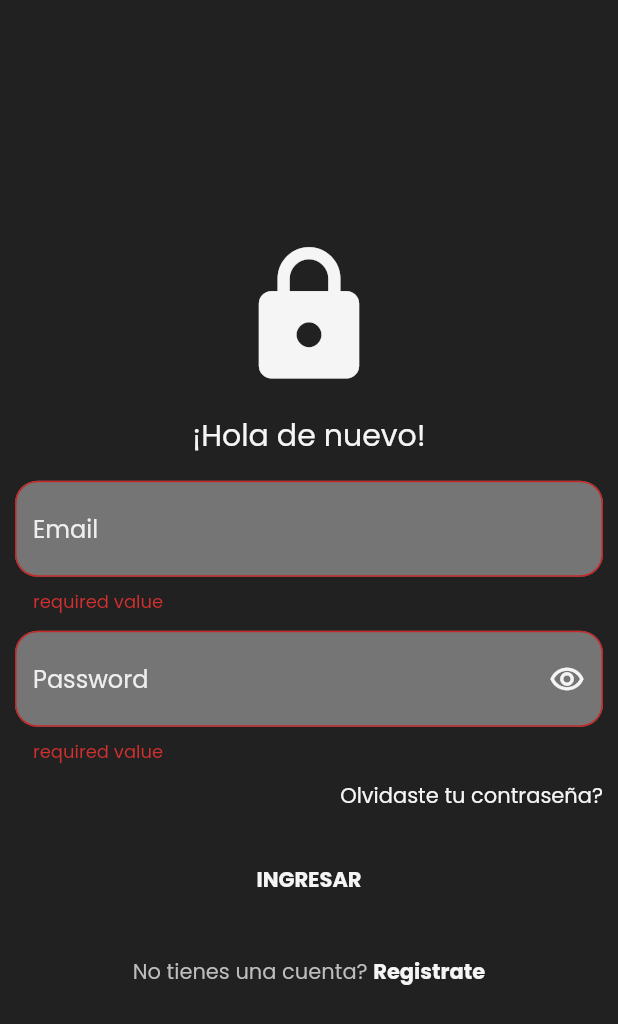
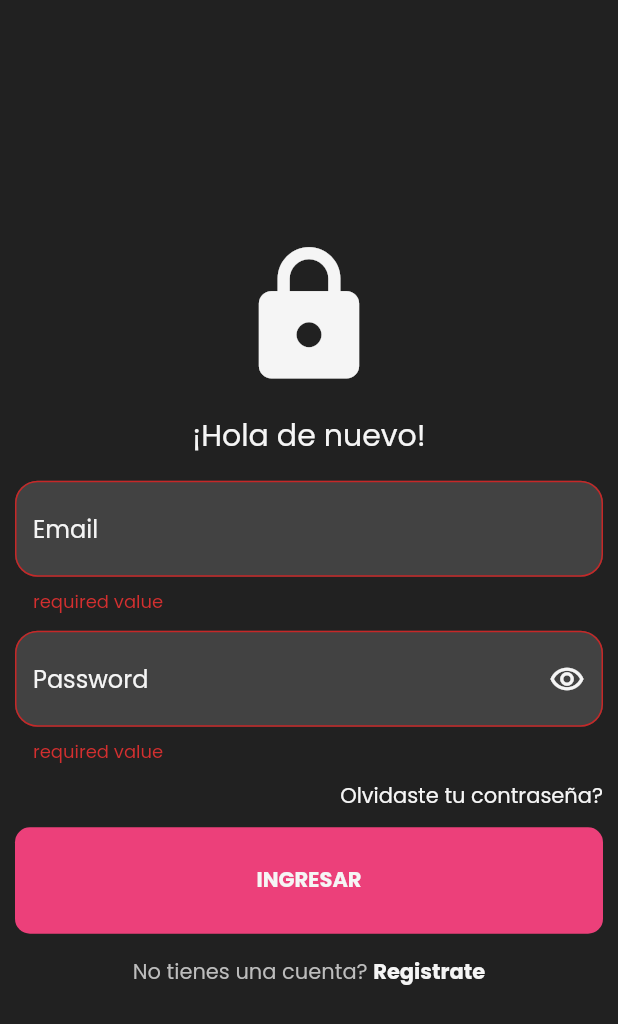
Before and after one commit to Victhor1/andrea_project_mobile, a Flutter app: the screen it shows after launch, on a phone screen of 412 x 824 dp. Shown: the top 1024 px of the screen. Run offline on Flutter 3.47's test engine with Material 2 defaults, Android fonts, the phone set to English and light mode, and no system bars; our stand-ins replace get, google_fonts.

Commit message:
custom colors chages

```diff
--- a/lib/widgets/custom_button.dart
+++ b/lib/widgets/custom_button.dart
@@ -14,7 +14,7 @@ Container customButton({
       ),
       child: Material(
         borderRadius: BorderRadius.circular(10),
-        color: AppTheme.black,
+        color: AppTheme.primariColor,
         child: InkWell(
           borderRadius: BorderRadius.circular(10),
           onTap: () => function(),
--- a/lib/widgets/custom_text_form_field.dart
+++ b/lib/widgets/custom_text_form_field.dart
@@ -48,7 +48,9 @@ Container customTextFormField({
         obscureText: isObscure,
         keyboardType: textInputType,
         textInputAction: textInputAction,
-        style: TextStyle(color: Colors.grey[100]),
+        style: TextStyle(
+          color: AppTheme.white,
+        ),
         onFieldSubmitted: (e) => onEditingCompletefocusNode != null
             ? FocusScope.of(Get.context!).requestFocus(
                 onEditingCompletefocusNode,
@@ -60,7 +62,7 @@ Container customTextFormField({
           ),
           focusedBorder: OutlineInputBorder(
             borderSide: BorderSide(
-              color: Colors.grey[400] as Color,
+              color: AppTheme.mediumGrey,
             ),
             borderRadius: BorderRadius.circular(borderRadius),
           ),
@@ -72,9 +74,12 @@ Container customTextFormField({
           ),
           focusColor: AppTheme.hardRed,
           filled: isFilled,
-          fillColor: hintColor ?? Colors.grey[600],
+          fillColor: hintColor ?? AppTheme.hardGrey,
           hintText: hintText,
-          hintStyle: hintStyle ?? TextStyle(color: Colors.grey[200]),
+          hintStyle: hintStyle ??
+              TextStyle(
+                color: AppTheme.white,
+              ),
           enabled: isEnabled,
           suffixIcon: suffixIcon,
         ),
```
